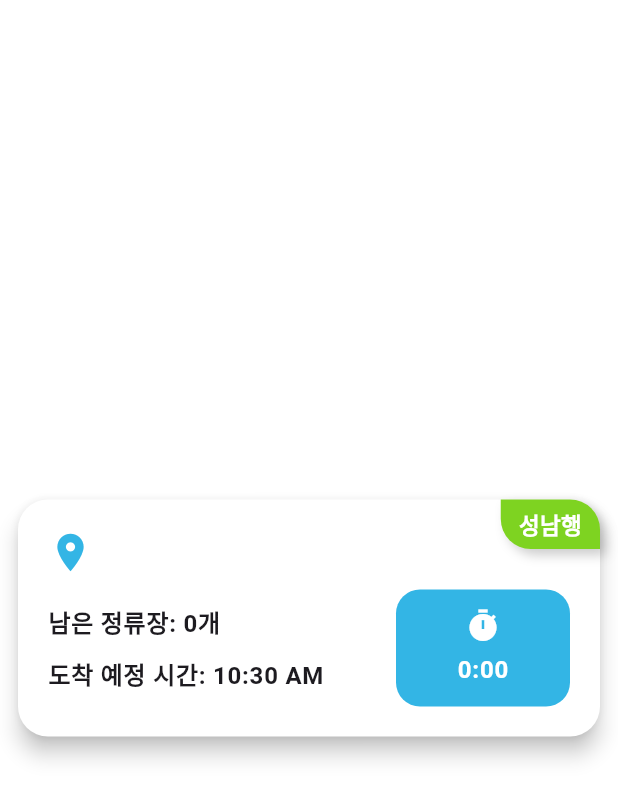
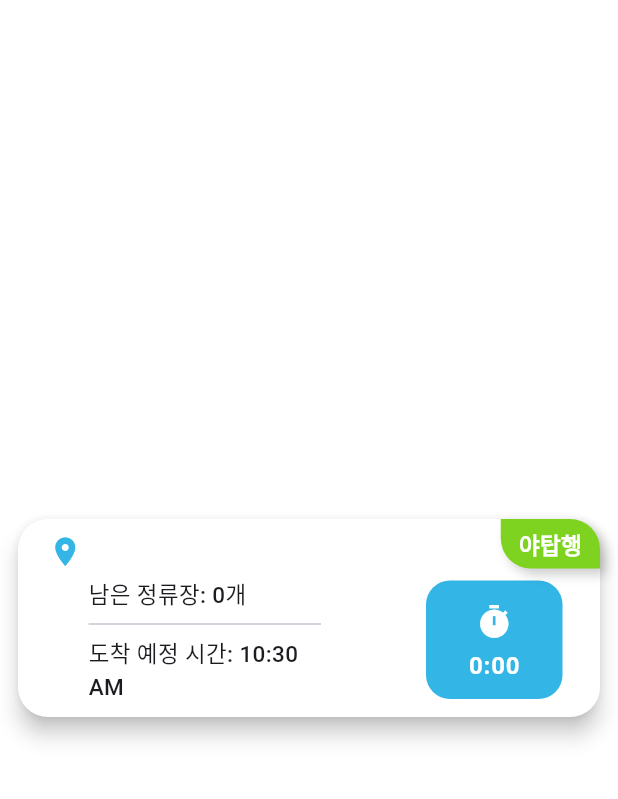
Before and after one commit to hoony00/3000BusTracker, a Flutter app: the BusArrivalCard widget shown alone on an empty page, opened directly with empty values, on a phone screen of 412 x 824 dp. Shown: the top 799 px of the screen. Run offline on Flutter 3.47's test engine with Material 3 defaults, Android fonts, the phone set to English and light mode, and no system bars; our stand-ins replace dio, flutter_dotenv, flutter_riverpod, webview_flutter; network calls fail.

Commit message:
feat : 카드 디자인 수정

```diff
--- a/lib/screens/component/w_card.dart
+++ b/lib/screens/component/w_card.dart
@@ -84,69 +84,78 @@ class _BusArrivalCardState extends ConsumerState<BusArrivalCard> with TickerProv
         margin: const EdgeInsets.all(12),
         child: Stack(
           children: [
-
             Padding(
-              padding: const EdgeInsets.all(20),
+              padding: const EdgeInsets.fromLTRB(20, 10, 20, 5),
               child: Column(
                 mainAxisSize: MainAxisSize.min,
                 children: [
                   Row(
                     children: [
-                      Icon(Icons.location_on, color: customColor, size: 30),
+                      Icon(Icons.location_on, color: customColor, size: 23),
                       const SizedBox(width: 3),
                       Expanded(
                         child: Text(
                           widget.stationName,
-                          style: Theme.of(context).textTheme.titleLarge?.copyWith(
+                          style: TextStyle(
+                            fontSize: 17,
                             fontWeight: FontWeight.bold,
-                            color: Colors.black,
                           ),
                         ),
                       ),
                     ],
                   ),
-                  const SizedBox(height: 10),
+                  const SizedBox(height: 5),
+
+
                   Row(
                     children: [
                       Expanded(
                         flex: 2,
+                        child: Padding(
+                          padding: const EdgeInsets.only(left: 27),
                           child: Column(
                             crossAxisAlignment: CrossAxisAlignment.start,
                             children: [
                               Text(
                                 '남은 정류장: ${widget.busArrival.prevStationCount}개',
-                              style: Theme.of(context).textTheme.bodyLarge?.copyWith(
-                                fontWeight: FontWeight.bold,
+                                style: TextStyle(
+                                  fontSize: 15,
+                                    fontWeight: FontWeight.w500
+                                )
                               ),
-                            ),
-                            const SizedBox(height: 10),
+                              Divider(),
                               Text(
                                 '도착 예정 시간: $formattedArrivalTime',
-                              style: Theme.of(context).textTheme.bodyLarge?.copyWith(
-                                fontWeight: FontWeight.bold,
-                              ),
+                                  style: TextStyle(
+                                      fontSize: 15,
+                                      fontWeight: FontWeight.w500
+                                  )
                               ),
                             ],
                           ),
                         ),
+                      ),
+                      const SizedBox(width: 70),
                       Expanded(
                         flex: 1,
                         child: Container(
-                          padding: const EdgeInsets.symmetric(vertical: 12, horizontal: 8),
+                          padding: const EdgeInsets.symmetric(vertical: 10),
                           decoration: BoxDecoration(
                             color: customColor,
                             borderRadius: BorderRadius.circular(16),
                           ),
                           child: Column(
                             children: [
+                              const SizedBox(height: 5),
                               ShakeTransition(
                                 animation: _shakeAnimation,  // 변경된 애니메이션 타입 사용
                                 child: Icon(
                                   color: Colors.white,
                                   Icons.timer,
+                                  size: 25,
                                 ),
                               ),
-                              const SizedBox(height: 6),
+                              const SizedBox(height: 5),
                               Text(
                                 timeString,
                                 style: Theme.of(context).textTheme.bodyLarge?.copyWith(
@@ -158,8 +167,10 @@ class _BusArrivalCardState extends ConsumerState<BusArrivalCard> with TickerProv
                           ),
                         ),
                       ),
+                      const SizedBox(width: 5)
                     ],
                   ),
+                  const SizedBox(height: 5),
                 ],
               ),
             ),
@@ -183,7 +194,7 @@ class _BusArrivalCardState extends ConsumerState<BusArrivalCard> with TickerProv
                   ],
                 ),
                 child: Text(
-                  isMisa ? '성남행' : '하남행',
+                  isMisa ? '야탑행' : '미사행',
                   style: TextStyle(
                     fontWeight: FontWeight.w600,
                     color: Colors.white,
```
Lines whose indentation alone changed are shown as unchanged.
